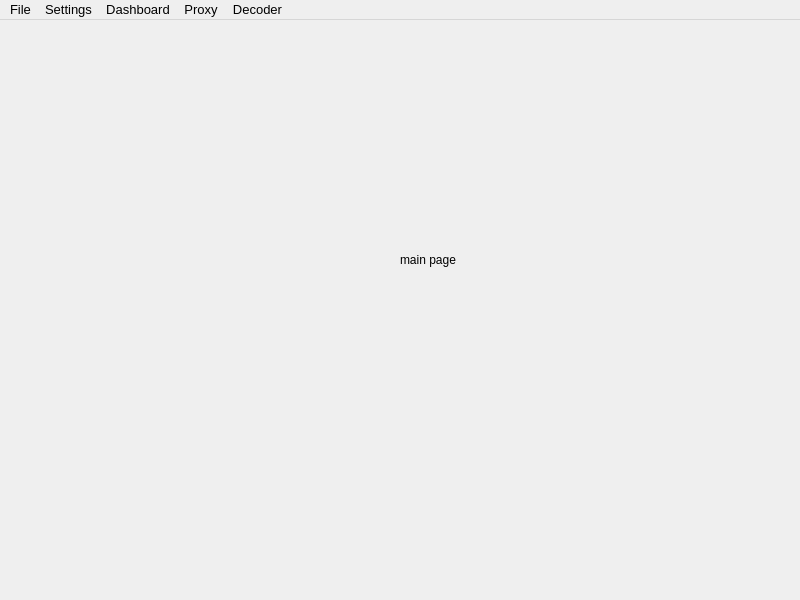
Before: the Qt Designer form src/qtside/client/mainwindow.ui in Sergiuas/HTTP-Proxy, drawn with Qt 5.
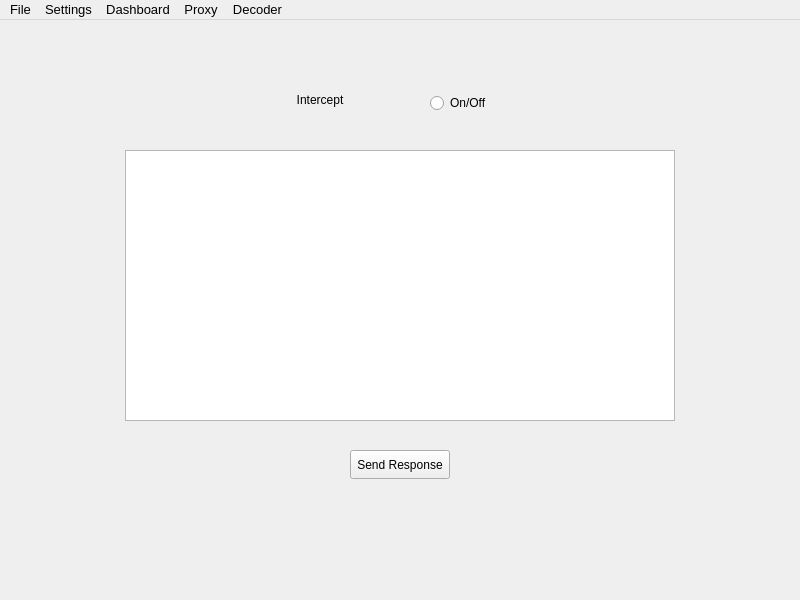
After: the same form once the commit is applied. Icons and pictures are not drawn.

Commit message:
Added intercept function
Front+backend for intercept function

What changed in the file:
```diff
--- a/src/qtside/client/mainwindow.ui
+++ b/src/qtside/client/mainwindow.ui
@@ -38,29 +38,53 @@
      <widget class="QLabel" name="label_2">
       <property name="geometry">
        <rect>
-        <x>400</x>
-        <y>230</y>
-        <width>211</width>
-        <height>20</height>
-       </rect>
-      </property>
-      <property name="text">
-       <string>main page</string>
-      </property>
-     </widget>
-    </widget>
-    <widget class="QWidget" name="interceptPage">
-     <widget class="QLabel" name="label">
-      <property name="geometry">
-       <rect>
         <x>220</x>
-        <y>150</y>
-        <width>241</width>
+        <y>70</y>
+        <width>200</width>
         <height>20</height>
        </rect>
       </property>
       <property name="text">
-       <string>interceptPage</string>
+       <string>Intercept</string>
+      </property>
+      <property name="alignment">
+       <set>Qt::AlignCenter</set>
+      </property>
+     </widget>
+     <widget class="QTextEdit" name="responseBody">
+      <property name="geometry">
+       <rect>
+        <x>125</x>
+        <y>130</y>
+        <width>550</width>
+        <height>271</height>
+       </rect>
+      </property>
+     </widget>
+     <widget class="QPushButton" name="sendResponseBtn">
+      <property name="geometry">
+       <rect>
+        <x>350</x>
+        <y>430</y>
+        <width>100</width>
+        <height>29</height>
+       </rect>
+      </property>
+      <property name="text">
+       <string>Send Response</string>
+      </property>
+     </widget>
+     <widget class="QRadioButton" name="interceptToggler">
+      <property name="geometry">
+       <rect>
+        <x>430</x>
+        <y>70</y>
+        <width>112</width>
+        <height>26</height>
+       </rect>
+      </property>
+      <property name="text">
+       <string>On/Off</string>
       </property>
      </widget>
     </widget>
```
Left out of the diff: 1 changed line with no effect on the pictures. The commit also changes 8 other files.
